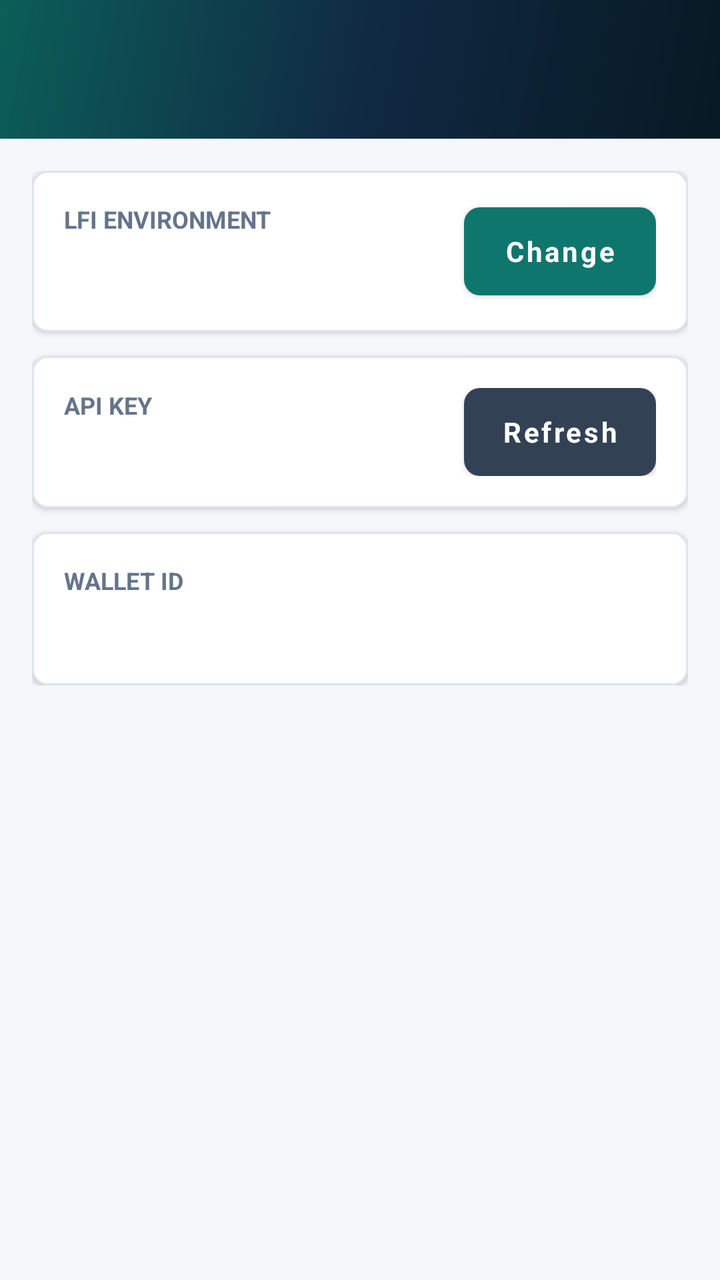
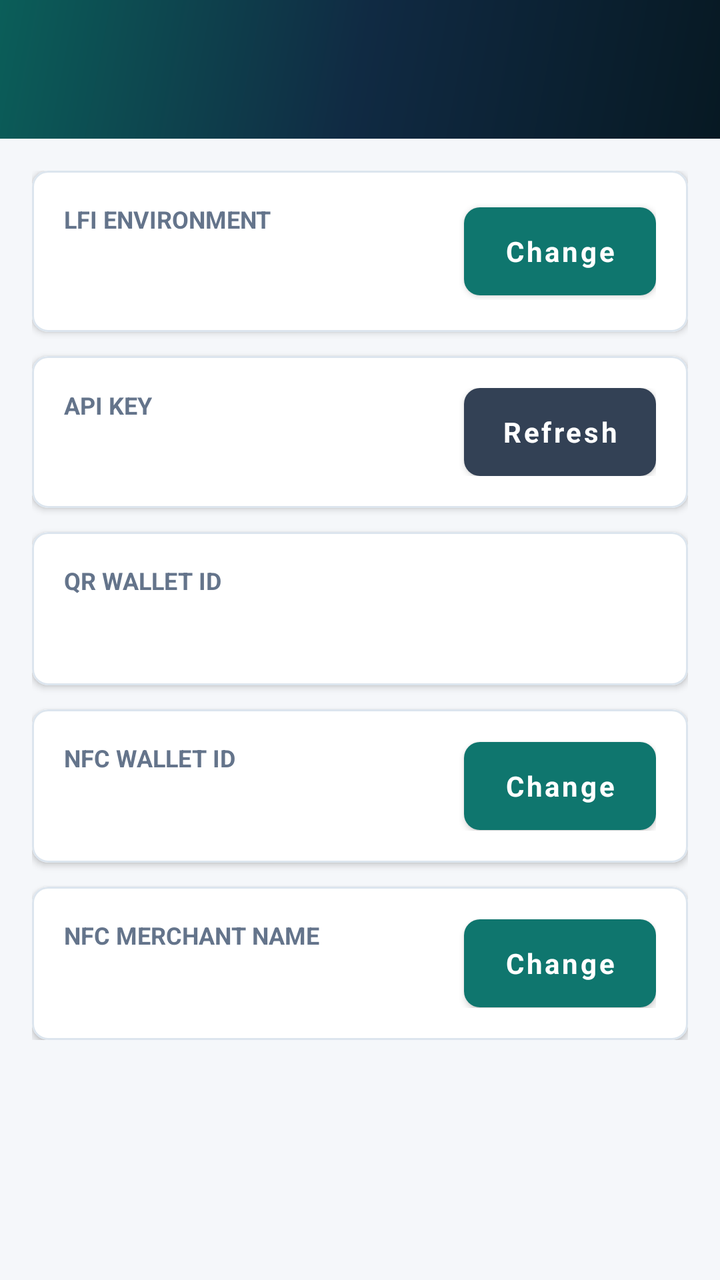

Screens rendered from an Android XML layout before and after an edit, with the pre-edit source and the edit as a unified diff.
<!-- AndroidManifest.xml: application theme AppTheme -->
<!-- res/layout/activity_setting.xml -->
<?xml version="1.0" encoding="utf-8"?>
<LinearLayout xmlns:android="http://schemas.android.com/apk/res/android"
    xmlns:app="http://schemas.android.com/apk/res-auto"
    android:layout_width="match_parent"
    android:layout_height="match_parent"
    android:background="@color/background"
    android:orientation="vertical">

    <ScrollView
        android:layout_width="match_parent"
        android:layout_height="match_parent"
        android:fillViewport="true">

        <LinearLayout
            android:layout_width="match_parent"
            android:layout_height="wrap_content"
            android:orientation="vertical">

            <include layout="@layout/header_screen" />

            <LinearLayout
                android:layout_width="match_parent"
                android:layout_height="wrap_content"
                android:orientation="vertical"
                android:padding="@dimen/screen_margin">

                <com.google.android.material.card.MaterialCardView
                    style="@style/AppCard"
                    android:layout_width="match_parent"
                    android:layout_height="wrap_content"
                    android:layout_marginBottom="12dp">

                    <LinearLayout
                        android:layout_width="match_parent"
                        android:layout_height="wrap_content"
                        android:gravity="center_vertical"
                        android:orientation="horizontal"
                        android:padding="16dp">

                        <LinearLayout
                            android:layout_width="0dp"
                            android:layout_height="wrap_content"
                            android:layout_weight="1"
                            android:orientation="vertical">

                            <TextView
                                style="@style/TextSectionLabel"
                                android:layout_width="wrap_content"
                                android:layout_height="wrap_content"
                                android:text="@string/setting_env_label" />

                            <TextView
                                android:id="@+id/tv_env_value"
                                android:layout_width="match_parent"
                                android:layout_height="wrap_content"
                                android:layout_marginTop="8dp"
                                android:textColor="@color/text_primary"
                                android:textSize="18sp"
                                android:textStyle="bold" />
                        </LinearLayout>

                        <com.google.android.material.button.MaterialButton
                            android:id="@+id/btn_change_env"
                            style="@style/AccentButton"
                            android:layout_width="wrap_content"
                            android:layout_height="44dp"
                            android:layout_marginStart="12dp"
                            android:minWidth="96dp"
                            android:text="@string/setting_change"
                            android:textSize="14sp" />
                    </LinearLayout>
                </com.google.android.material.card.MaterialCardView>

                <com.google.android.material.card.MaterialCardView
                    style="@style/AppCard"
                    android:layout_width="match_parent"
                    android:layout_height="wrap_content"
                    android:layout_marginBottom="12dp">

                    <LinearLayout
                        android:layout_width="match_parent"
                        android:layout_height="wrap_content"
                        android:gravity="center_vertical"
                        android:orientation="horizontal"
                        android:padding="16dp">

                        <LinearLayout
                            android:layout_width="0dp"
                            android:layout_height="wrap_content"
                            android:layout_weight="1"
                            android:orientation="vertical">

                            <TextView
                                style="@style/TextSectionLabel"
                                android:layout_width="wrap_content"
                                android:layout_height="wrap_content"
                                android:text="@string/setting_api_key_label" />

                            <TextView
                                android:id="@+id/tv_api_key_value"
                                android:layout_width="match_parent"
                                android:layout_height="wrap_content"
                                android:layout_marginTop="8dp"
                                android:ellipsize="middle"
                                android:maxLines="1"
                                android:textColor="@color/text_primary"
                                android:textSize="14sp" />
                        </LinearLayout>

                        <com.google.android.material.button.MaterialButton
                            android:id="@+id/btn_refresh_key"
                            style="@style/SecondaryButton"
                            android:layout_width="wrap_content"
                            android:layout_height="44dp"
                            android:layout_marginStart="12dp"
                            android:minWidth="96dp"
                            android:text="@string/setting_refresh"
                            android:textSize="14sp" />
                    </LinearLayout>
                </com.google.android.material.card.MaterialCardView>

                <com.google.android.material.card.MaterialCardView
                    style="@style/AppCard"
                    android:layout_width="match_parent"
                    android:layout_height="wrap_content">

                    <LinearLayout
                        android:layout_width="match_parent"
                        android:layout_height="wrap_content"
                        android:orientation="vertical"
                        android:padding="16dp">

                        <TextView
                            style="@style/TextSectionLabel"
                            android:layout_width="wrap_content"
                            android:layout_height="wrap_content"
                            android:text="@string/setting_wallet_id_label" />

                        <TextView
                            android:id="@+id/tv_wallet_id_value"
                            android:layout_width="match_parent"
                            android:layout_height="wrap_content"
                            android:layout_marginTop="8dp"
                            android:textColor="@color/text_primary"
                            android:textSize="15sp"
                            android:textStyle="bold" />
                    </LinearLayout>
                </com.google.android.material.card.MaterialCardView>
            </LinearLayout>
        </LinearLayout>
    </ScrollView>
</LinearLayout>
<!-- res/layout/header_screen.xml (included above) -->
<?xml version="1.0" encoding="utf-8"?>
<LinearLayout xmlns:android="http://schemas.android.com/apk/res/android"
    android:layout_width="match_parent"
    android:layout_height="wrap_content"
    android:background="@drawable/bg_amount_panel"
    android:gravity="center_vertical"
    android:orientation="horizontal"
    android:paddingStart="@dimen/screen_margin"
    android:paddingTop="16dp"
    android:paddingEnd="@dimen/screen_margin"
    android:paddingBottom="18dp">

    <ImageButton
        android:id="@+id/btn_back"
        android:layout_width="40dp"
        android:layout_height="40dp"
        android:layout_marginEnd="8dp"
        android:background="?attr/selectableItemBackgroundBorderless"
        android:contentDescription="@string/back"
        android:padding="8dp"
        android:src="@drawable/ic_arrow_back"
        android:visibility="gone" />

    <LinearLayout
        android:layout_width="0dp"
        android:layout_height="wrap_content"
        android:layout_weight="1"
        android:orientation="vertical">

        <TextView
            android:id="@+id/tv_header_label"
            style="@style/TextSectionLabel"
            android:layout_width="wrap_content"
            android:layout_height="wrap_content"
            android:textColor="#B8FFFFFF"
            android:visibility="gone" />

        <TextView
            android:id="@+id/tv_header_title"
            android:layout_width="match_parent"
            android:layout_height="wrap_content"
            android:layout_marginTop="6dp"
            android:textColor="@color/white"
            android:textSize="22sp"
            android:textStyle="bold" />
    </LinearLayout>
</LinearLayout>
<!-- resources referenced by this layout -->
<resources>
  <color name="background">#F5F7FA</color>
  <color name="text_primary">#111827</color>
  <color name="white">#FFFFFF</color>
  <dimen name="screen_margin">16dp</dimen>
  <!-- drawable bg_amount_panel (drawable) -->
  <?xml version="1.0" encoding="utf-8"?>
  <shape xmlns:android="http://schemas.android.com/apk/res/android">
      <gradient
          android:angle="135"
          android:startColor="@color/primary_dark"
          android:centerColor="@color/primary"
          android:endColor="@color/accent_dark" />
  </shape>
  <!-- drawable ic_arrow_back (drawable) -->
  <?xml version="1.0" encoding="utf-8"?>
  <vector xmlns:android="http://schemas.android.com/apk/res/android"
      android:width="24dp"
      android:height="24dp"
      android:viewportWidth="24"
      android:viewportHeight="24">
      <path
          android:fillColor="@android:color/transparent"
          android:pathData="M19,12H5M12,5l-7,7 7,7"
          android:strokeColor="@color/white"
          android:strokeLineCap="round"
          android:strokeLineJoin="round"
          android:strokeWidth="2" />
  </vector>
  <string name="back">Back</string>
  <string name="setting_api_key_label">API Key</string>
  <string name="setting_change">Change</string>
  <string name="setting_env_label">LFI Environment</string>
  <string name="setting_refresh">Refresh</string>
  <string name="setting_wallet_id_label">Wallet ID</string>
  <style name="AccentButton" parent="Widget.MaterialComponents.Button">
          <item name="android:minHeight">@dimen/button_height</item>
          <item name="backgroundTint">@color/accent</item>
          <item name="android:textColor">@color/white</item>
          <item name="android:textSize">16sp</item>
          <item name="android:textStyle">bold</item>
          <item name="android:textAllCaps">false</item>
          <item name="cornerRadius">8dp</item>
          <item name="android:insetTop">0dp</item>
          <item name="android:insetBottom">0dp</item>
          <item name="rippleColor">@color/accent_dark</item>
      </style>
  <style name="AppCard" parent="Widget.MaterialComponents.CardView">
          <item name="cardCornerRadius">@dimen/card_corner_radius</item>
          <item name="cardElevation">@dimen/card_elevation</item>
          <item name="cardBackgroundColor">@color/card</item>
          <item name="strokeColor">@color/card_stroke</item>
          <item name="strokeWidth">1dp</item>
      </style>
  <style name="TextSectionLabel">
          <item name="android:textColor">@color/text_secondary</item>
          <item name="android:textSize">12sp</item>
          <item name="android:textStyle">bold</item>
          <item name="android:textAllCaps">true</item>
      </style>
  <style name="AppTheme" parent="Theme.MaterialComponents.Light.NoActionBar">
          <item name="colorPrimary">@color/primary</item>
          <item name="colorPrimaryDark">@color/primary_dark</item>
          <item name="colorAccent">@color/accent</item>
          <item name="android:windowBackground">@color/background</item>
          <item name="android:statusBarColor">@color/primary_dark</item>
          <item name="android:navigationBarColor">@color/primary_dark</item>
          <item name="android:fontFamily">sans-serif</item>
      </style>
  <color name="primary_dark">#071923</color>
  <color name="primary">#102A43</color>
  <color name="accent_dark">#0B5E59</color>
  <dimen name="button_height">56dp</dimen>
  <color name="accent">#0F766E</color>
  <dimen name="card_corner_radius">8dp</dimen>
  <dimen name="card_elevation">2dp</dimen>
  <color name="card">#FFFFFF</color>
  <color name="card_stroke">#DCE5EE</color>
  <color name="btn_secondary">#334155</color>
  <color name="text_secondary">#64748B</color>
  <!-- unchanged entries left out for length: 1 -->
</resources>

<!-- the commit's change to res/layout/activity_setting.xml (unified diff, before → after) -->
@@ -122,7 +122,8 @@
                 <com.google.android.material.card.MaterialCardView
                     style="@style/AppCard"
                     android:layout_width="match_parent"
-                    android:layout_height="wrap_content">
+                    android:layout_height="wrap_content"
+                    android:layout_marginBottom="12dp">
 
                     <LinearLayout
                         android:layout_width="match_parent"
@@ -144,6 +145,99 @@
                             android:textColor="@color/text_primary"
                             android:textSize="15sp"
                             android:textStyle="bold" />
+                    </LinearLayout>
+                </com.google.android.material.card.MaterialCardView>
+
+                <com.google.android.material.card.MaterialCardView
+                    style="@style/AppCard"
+                    android:layout_width="match_parent"
+                    android:layout_height="wrap_content"
+                    android:layout_marginBottom="12dp">
+
+                    <LinearLayout
+                        android:layout_width="match_parent"
+                        android:layout_height="wrap_content"
+                        android:gravity="center_vertical"
+                        android:orientation="horizontal"
+                        android:padding="16dp">
+
+                        <LinearLayout
+                            android:layout_width="0dp"
+                            android:layout_height="wrap_content"
+                            android:layout_weight="1"
+                            android:orientation="vertical">
+
+                            <TextView
+                                style="@style/TextSectionLabel"
+                                android:layout_width="wrap_content"
+                                android:layout_height="wrap_content"
+                                android:text="@string/setting_nfc_wallet_id_label" />
+
+                            <TextView
+                                android:id="@+id/tv_nfc_wallet_id_value"
+                                android:layout_width="match_parent"
+                                android:layout_height="wrap_content"
+                                android:layout_marginTop="8dp"
+                                android:textColor="@color/text_primary"
+                                android:textSize="15sp"
+                                android:textStyle="bold" />
+                        </LinearLayout>
+
+                        <com.google.android.material.button.MaterialButton
+                            android:id="@+id/btn_edit_nfc_wallet"
+                            style="@style/AccentButton"
+                            android:layout_width="wrap_content"
+                            android:layout_height="44dp"
+                            android:layout_marginStart="12dp"
+                            android:minWidth="96dp"
+                            android:text="@string/setting_change"
+                            android:textSize="14sp" />
+                    </LinearLayout>
+                </com.google.android.material.card.MaterialCardView>
+
+                <com.google.android.material.card.MaterialCardView
+                    style="@style/AppCard"
+                    android:layout_width="match_parent"
+                    android:layout_height="wrap_content">
+
+                    <LinearLayout
+                        android:layout_width="match_parent"
+                        android:layout_height="wrap_content"
+                        android:gravity="center_vertical"
+                        android:orientation="horizontal"
+                        android:padding="16dp">
+
+                        <LinearLayout
+                            android:layout_width="0dp"
+                            android:layout_height="wrap_content"
+                            android:layout_weight="1"
+                            android:orientation="vertical">
+
+                            <TextView
+                                style="@style/TextSectionLabel"
+                                android:layout_width="wrap_content"
+                                android:layout_height="wrap_content"
+                                android:text="@string/setting_nfc_merchant_name_label" />
+
+                            <TextView
+                                android:id="@+id/tv_nfc_merchant_name_value"
+                                android:layout_width="match_parent"
+                                android:layout_height="wrap_content"
+                                android:layout_marginTop="8dp"
+                                android:textColor="@color/text_primary"
+                                android:textSize="15sp"
+                                android:textStyle="bold" />
+                        </LinearLayout>
+
+                        <com.google.android.material.button.MaterialButton
+                            android:id="@+id/btn_edit_nfc_merchant"
+                            style="@style/AccentButton"
+                            android:layout_width="wrap_content"
+                            android:layout_height="44dp"
+                            android:layout_marginStart="12dp"
+                            android:minWidth="96dp"
+                            android:text="@string/setting_change"
+                            android:textSize="14sp" />
                     </LinearLayout>
                 </com.google.android.material.card.MaterialCardView>
             </LinearLayout>
<!-- resource entries referenced after the edit -->
@@ -32,8 +32,10 @@
   <string name="setting_api_key_label">API Key</string>
   <string name="setting_change">Change</string>
   <string name="setting_env_label">LFI Environment</string>
+  <string name="setting_nfc_merchant_name_label">NFC Merchant Name</string>
+  <string name="setting_nfc_wallet_id_label">NFC Wallet ID</string>
   <string name="setting_refresh">Refresh</string>
-  <string name="setting_wallet_id_label">Wallet ID</string>
+  <string name="setting_wallet_id_label">QR Wallet ID</string>
   <style name="AccentButton" parent="Widget.MaterialComponents.Button">
           <item name="android:minHeight">@dimen/button_height</item>
           <item name="backgroundTint">@color/accent</item>
